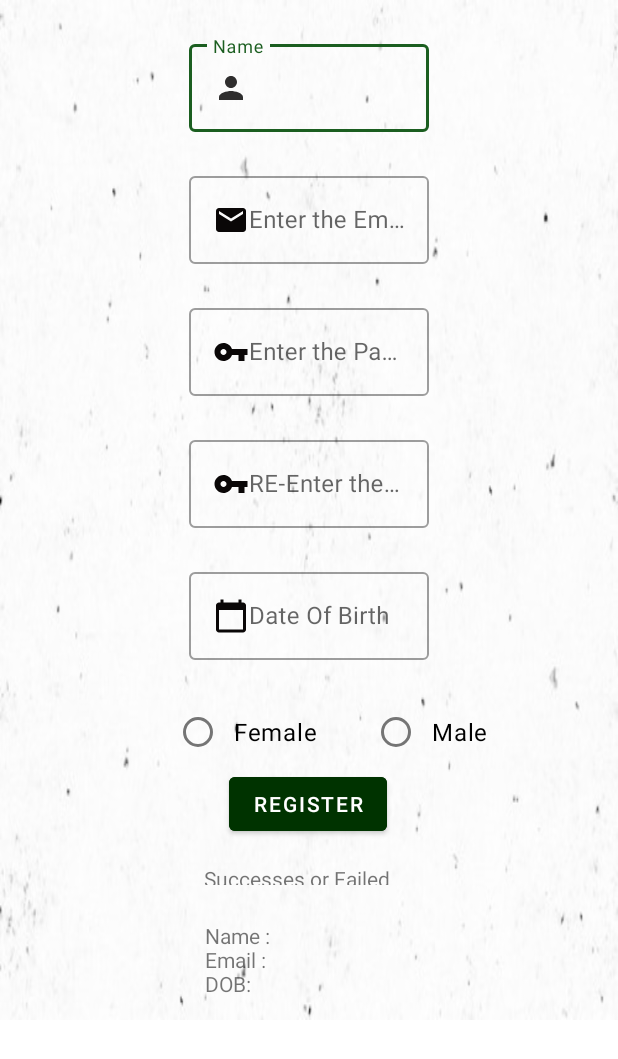
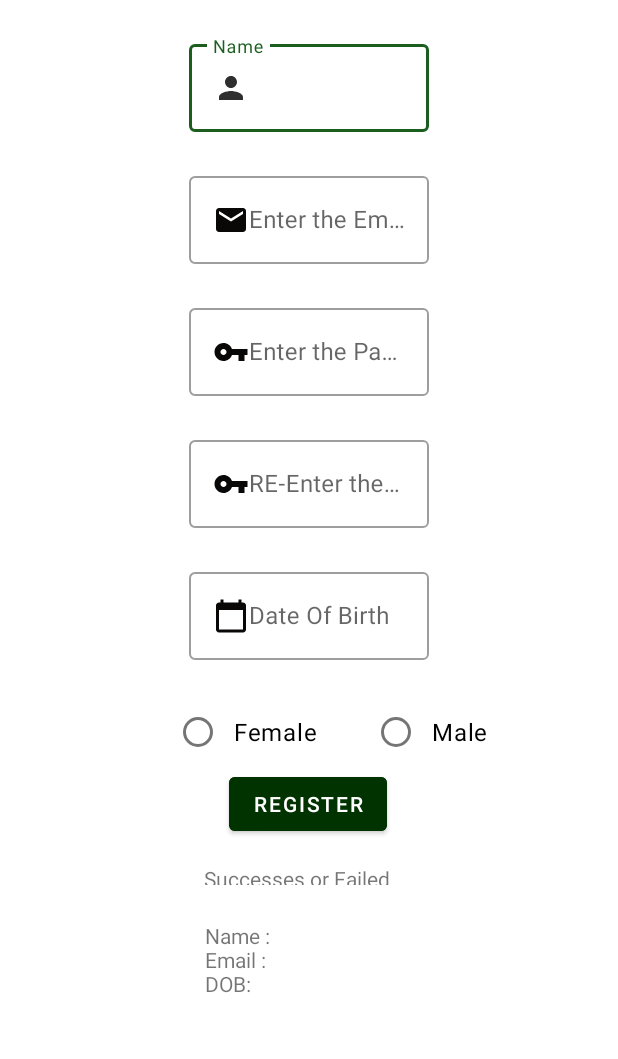
Before and after one commit to lamiaomar/registrationForm, an Android app: the layout activity_main.xml on its own in the app's theme, with its tools: preview values and no code run, on a phone screen of 412 x 824 dp. Shown: the top 1059 px of the screen. Run offline under Robolectric (Android 15) with nearby library versions, the phone set to English and light mode, and no system bars.

Commit message:
Registration Form

```diff
--- a/app/src/main/res/layout/activity_main.xml
+++ b/app/src/main/res/layout/activity_main.xml
@@ -11,7 +11,7 @@
     xmlns:tools="http://schemas.android.com/tools"
     android:layout_width="match_parent"
     android:layout_height="match_parent"
-    android:background="@drawable/aa"
+
     tools:context=".MainActivity"
     android:outlineAmbientShadowColor="@color/green_dark">
 
--- a/app/src/main/res/values-night/themes.xml
+++ b/app/src/main/res/values-night/themes.xml
@@ -2,9 +2,9 @@
     <!-- Base application theme. -->
     <style name="Theme.RegistrationForm" parent="Theme.MaterialComponents.DayNight.DarkActionBar">
         <!-- Primary brand color. -->
-        <item name="colorPrimary">@color/green</item>
-        <item name="colorPrimaryVariant">@color/green_dark</item>
-        <item name="colorOnPrimary">@color/white</item>
+        <item name="colorPrimary">@color/green_light</item>
+        <item name="colorPrimaryVariant">@color/green</item>
+        <item name="colorOnPrimary">@color/black</item>
         <!-- Secondary brand color. -->
         <item name="colorSecondary">@color/green</item>
         <item name="colorSecondaryVariant">@color/green_light</item>
--- a/app/src/main/res/values/strings.xml
+++ b/app/src/main/res/values/strings.xml
@@ -1,5 +1,5 @@
 <resources>
     <string name="app_name" translatable="false">Success or Failed</string>
-    <string name="app_name1" translatable="false">"Name : \nEmail : \nDOB : \nGender: "</string>
+    <string name="app_name1" translatable="false">"Name : \nEmail : \nDOB : "</string>
 
 </resources>
```
